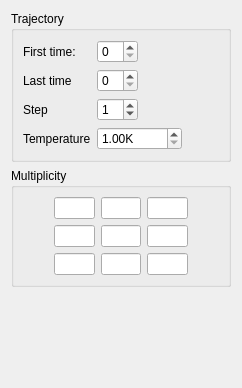
Above: qtdep/qtdepsupercell.ui from piti-diablotin/qAgate before the change. Below: the same form after it.
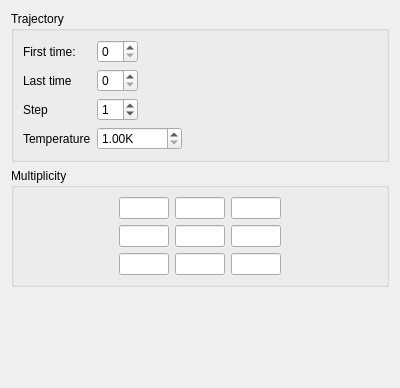
That is the form after the change.

Diff of the .ui file:
```diff
--- a/qtdep/qtdepsupercell.ui
+++ b/qtdep/qtdepsupercell.ui
@@ -6,7 +6,7 @@
    <rect>
     <x>0</x>
     <y>0</y>
-    <width>242</width>
+    <width>400</width>
     <height>388</height>
    </rect>
   </property>
```
